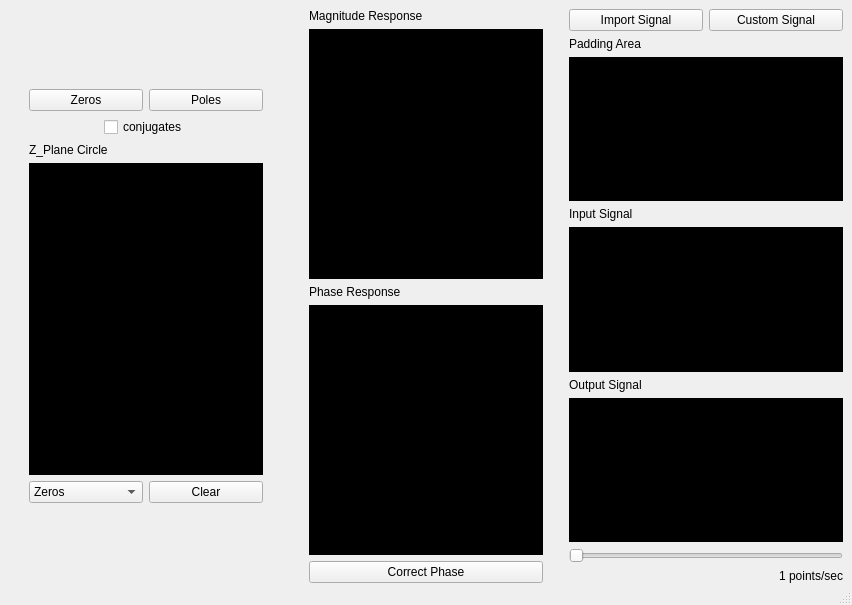
Old version of the form mainWindow.ui in the repository joyou159/Realtime_Digital_Filter_Design.
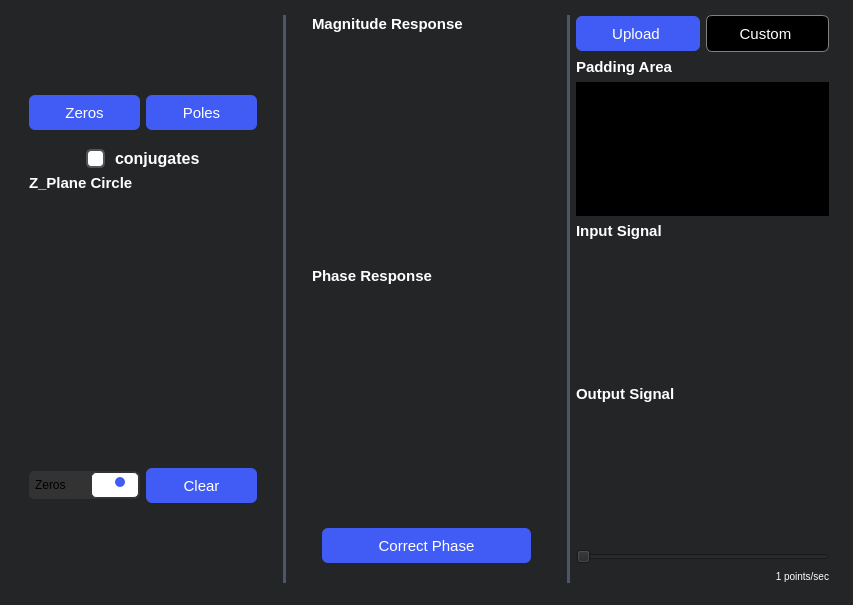
New version of the form. Custom widgets are drawn as their Qt base class.

```diff
--- a/mainWindow.ui
+++ b/mainWindow.ui
@@ -6,23 +6,26 @@
    <rect>
     <x>0</x>
     <y>0</y>
-    <width>852</width>
+    <width>853</width>
     <height>605</height>
    </rect>
   </property>
   <property name="windowTitle">
    <string>MainWindow</string>
   </property>
+  <property name="styleSheet">
+   <string notr="true">background-color: #242526;</string>
+  </property>
   <widget class="QWidget" name="centralwidget">
    <layout class="QHBoxLayout" name="horizontalLayout_6">
     <property name="topMargin">
-     <number>9</number>
+     <number>15</number>
     </property>
     <property name="bottomMargin">
      <number>0</number>
     </property>
     <item>
-     <layout class="QHBoxLayout" name="horizontalLayout_5" stretch="2,2,2">
+     <layout class="QHBoxLayout" name="horizontalLayout_5" stretch="2,0,2,0,2">
       <property name="bottomMargin">
        <number>0</number>
       </property>
@@ -51,6 +54,41 @@
          <layout class="QHBoxLayout" name="horizontalLayout">
           <item>
            <widget class="QPushButton" name="zerosButton">
+            <property name="styleSheet">
+             <string notr="true">QPushButton{
+  appearance: button;
+  backface-visibility: hidden;
+  background-color: #405cf5;
+  border-radius: 6px;
+  border-width: 0;
+  box-shadow: rgba(50, 50, 93, .1) 0 0 0 1px inset,rgba(50, 50, 93, .1) 0 2px 5px 0,rgba(0, 0, 0, .07) 0 1px 1px 0;
+  box-sizing: border-box;
+  color: #fff;
+  cursor: pointer;
+  font-family: -apple-system,system-ui,&quot;Segoe UI&quot;,Roboto,&quot;Helvetica Neue&quot;,Ubuntu,sans-serif;
+  font-size: 15px;
+  height: 35px;
+  line-height: 1.15;
+
+  outline: none;
+  overflow: hidden;
+  padding: 0 5px;
+  position: relative;
+  text-align: center;
+  text-transform: none;
+  transform: translateZ(0);
+  transition: all .2s,box-shadow .08s ease-in;
+  touch-action: manipulation;
+  width:100px;
+}
+QPushButton:hover{
+background-color: #283999;
+}
+QPushButton:pressed{
+background-color: #1c2973;
+}
+</string>
+            </property>
             <property name="text">
              <string>Zeros</string>
             </property>
@@ -58,6 +96,41 @@
           </item>
           <item>
            <widget class="QPushButton" name="polesButton">
+            <property name="styleSheet">
+             <string notr="true">QPushButton{
+  appearance: button;
+  backface-visibility: hidden;
+  background-color: #405cf5;
+  border-radius: 6px;
+  border-width: 0;
+  box-shadow: rgba(50, 50, 93, .1) 0 0 0 1px inset,rgba(50, 50, 93, .1) 0 2px 5px 0,rgba(0, 0, 0, .07) 0 1px 1px 0;
+  box-sizing: border-box;
+  color: #fff;
+  cursor: pointer;
+  font-family: -apple-system,system-ui,&quot;Segoe UI&quot;,Roboto,&quot;Helvetica Neue&quot;,Ubuntu,sans-serif;
+  font-size: 15px;
+  height: 35px;
+  line-height: 1.15;
+
+  outline: none;
+  overflow: hidden;
+  padding: 0 5px;
+  position: relative;
+  text-align: center;
+  text-transform: none;
+  transform: translateZ(0);
+  transition: all .2s,box-shadow .08s ease-in;
+  touch-action: manipulation;
+  width:100px;
+}
+QPushButton:hover{
+background-color: #283999;
+}
+QPushButton:pressed{
+background-color: #1c2973;
+}
+</string>
+            </property>
             <property name="text">
              <string>Poles</string>
             </property>
@@ -82,6 +155,46 @@
           </item>
           <item>
            <widget class="QCheckBox" name="Conj_pair">
+            <property name="font">
+             <font>
+              <pointsize>12</pointsize>
+              <bold>true</bold>
+             </font>
+            </property>
+            <property name="styleSheet">
+             <string notr="true">QCheckBox {
+    spacing: 10px; /* Adjust the spacing between the checkbox and label */
+color:white;
+background: rgba(74, 74, 74, 0);
+margin-top: 12px;
+}
+
+QCheckBox::indicator {
+    width: 15px; /* Adjust the width of the checkbox indicator */
+    height: 15px; /* Adjust the height of the checkbox indicator */
+border-radius: 5px;
+}
+
+QCheckBox::indicator:unchecked {
+    border: 2px solid #555; /* Border color of the unchecked checkbox */
+    background-color: #fff; /* Background color of the unchecked checkbox */
+}
+
+QCheckBox::indicator:unchecked:hover {
+    border: 2px solid #777; /* Border color when the unchecked checkbox is hovered */
+}
+
+QCheckBox::indicator:checked {
+    border: 2px solid #192462; /* Border color of the checked checkbox */
+    background-color: #405cf5; /* Background color of the checked checkbox */
+}
+
+QCheckBox::indicator:checked:hover {
+    border: 2px solid #0C1231; /* Border color when the checked checkbox is hovered */
+    background-color: #2C40AB; /* Background color when the checked checkbox is hovered */
+}
+</string>
+            </property>
             <property name="text">
              <string>conjugates</string>
             </property>
@@ -104,6 +217,18 @@
         </item>
         <item>
          <widget class="QLabel" name="label">
+          <property name="font">
+           <font>
+            <pointsize>-1</pointsize>
+            <bold>true</bold>
+            <kerning>true</kerning>
+           </font>
+          </property>
+          <property name="styleSheet">
+           <string notr="true">color:white;
+font-size:15px;
+margin: 0 0 ;</string>
+          </property>
           <property name="text">
            <string>Z_Plane Circle </string>
           </property>
@@ -112,15 +237,67 @@
         <item>
          <widget class="PlotWidget" name="zPlane" native="true">
           <property name="styleSheet">
-           <string notr="true">background-color: rgb(0, 0, 0);
-</string>
+           <string notr="true">border-radius: 6px;
+background: rgba(74, 74, 74, 0);</string>
           </property>
          </widget>
         </item>
         <item>
          <layout class="QHBoxLayout" name="horizontalLayout_2">
+          <property name="topMargin">
+           <number>10</number>
+          </property>
           <item>
            <widget class="QComboBox" name="Clear_selection">
+            <property name="styleSheet">
+             <string notr="true">.QComboBox {
+  width: 35px;
+  background-color: #333;
+  border: 1px solid #333;  /* Change border color to a dark color that complements the theme */
+  border-radius: 5px;
+  padding: 5px;
+  cursor: pointer;
+}
+
+.QComboBox::down-arrow {
+  width: 10px;
+  height: 10px;
+  background-color: #405cf5;  /* Change arrow background color to a dark color */
+  border-radius: 5px;
+  position: absolute;
+  right: -10px;
+  bottom: 5px;
+  cursor: pointer;
+}
+
+.QComboBox::down-arrow:hover {
+  background-color: #555;  /* Change arrow background color when hovering */
+}
+
+.QComboBox::drop-down {
+  width: 40px;
+  background-color: white;
+  border: 1px solid #333;  /* Change drop-down border color to a dark color */
+  border-radius: 5px;
+  padding: 3px 3px;
+  cursor: pointer;
+}
+
+.QComboBox::item {
+  height: 20px;
+  padding: 5px;
+  cursor: pointer;
+}
+
+.QComboBox::item:selected {
+  background-color: #333;  /* Change selected item background color to a dark color */
+}
+
+.QComboBox {
+  box-shadow: 0 1px 3px rgba(0, 0, 0, 0.12), 0 1px 2px rgba(0, 0, 0, 0.24);
+}
+</string>
+            </property>
             <item>
              <property name="text">
               <string>Zeros</string>
@@ -140,6 +317,41 @@
           </item>
           <item>
            <widget class="QPushButton" name="clear_button">
+            <property name="styleSheet">
+             <string notr="true">QPushButton{
+  appearance: button;
+  backface-visibility: hidden;
+  background-color: #405cf5;
+  border-radius: 6px;
+  border-width: 0;
+  box-shadow: rgba(50, 50, 93, .1) 0 0 0 1px inset,rgba(50, 50, 93, .1) 0 2px 5px 0,rgba(0, 0, 0, .07) 0 1px 1px 0;
+  box-sizing: border-box;
+  color: #fff;
+  cursor: pointer;
+  font-family: -apple-system,system-ui,&quot;Segoe UI&quot;,Roboto,&quot;Helvetica Neue&quot;,Ubuntu,sans-serif;
+  font-size: 15px;
+  height: 35px;
+  line-height: 1.15;
+
+  outline: none;
+  overflow: hidden;
+  padding: 0.3px;
+  position: relative;
+  text-align: center;
+  text-transform: none;
+  transform: translateZ(0);
+  transition: all .2s,box-shadow .08s ease-in;
+  touch-action: manipulation;
+  width:100px;
+}
+QPushButton:hover{
+background-color: #283999;
+}
+QPushButton:pressed{
+background-color: #1c2973;
+}
+</string>
+            </property>
             <property name="text">
              <string>Clear</string>
             </property>
@@ -162,8 +374,41 @@
         </item>
        </layout>
       </item>
+      <item>
+       <widget class="Line" name="line">
+        <property name="styleSheet">
+         <string notr="true">/* Line style */
+
+  /* Set the width of the line */
+  width: 20px;
+
+  /* Set the height of the line */
+  height: 5px;
+
+  /* Set the background color of the line */
+  background-color:rgb(77, 86, 105);
+
+  /* Set the border of the line */
+  border: 10px;
+
+  /* Set the border radius of the line */
+  border-radius:5px;
+
+
+
+
+</string>
+        </property>
+        <property name="orientation">
+         <enum>Qt::Vertical</enum>
+        </property>
+       </widget>
+      </item>
       <item>
        <layout class="QVBoxLayout" name="verticalLayout_2" stretch="0,4,0,4,0">
+        <property name="spacing">
+         <number>10</number>
+        </property>
         <property name="leftMargin">
          <number>20</number>
         </property>
@@ -171,10 +416,21 @@
          <number>20</number>
         </property>
         <property name="bottomMargin">
-         <number>0</number>
+         <number>10</number>
         </property>
         <item>
          <widget class="QLabel" name="label_2">
+          <property name="font">
+           <font>
+            <pointsize>-1</pointsize>
+            <bold>true</bold>
+           </font>
+          </property>
+          <property name="styleSheet">
+           <string notr="true">color:white;
+font-size:15px;
+margin: 0 0 ;</string>
+          </property>
           <property name="text">
            <string>Magnitude Response</string>
           </property>
@@ -183,12 +439,24 @@
         <item>
          <widget class="PlotWidget" name="magPlot" native="true">
           <property name="styleSheet">
-           <string notr="true">background-color: rgb(0, 0, 0);</string>
+           <string notr="true">border-radius: 6px;
+background: rgba(74, 74, 74, 0);</string>
           </property>
          </widget>
         </item>
         <item>
          <widget class="QLabel" name="label_3">
+          <property name="font">
+           <font>
+            <pointsize>-1</pointsize>
+            <bold>true</bold>
+           </font>
+          </property>
+          <property name="styleSheet">
+           <string notr="true">color:white;
+font-size:15px;
+margin: 0 0 ;</string>
+          </property>
           <property name="text">
            <string>Phase Response</string>
           </property>
@@ -197,13 +465,49 @@
         <item>
          <widget class="PlotWidget" name="phasePlot" native="true">
           <property name="styleSheet">
-           <string notr="true">background-color: rgb(0, 0, 0);
-</string>
+           <string notr="true">border-radius: 6px;
+background: rgba(74, 74, 74, 0);</string>
           </property>
          </widget>
         </item>
         <item>
          <widget class="QPushButton" name="correctPhase">
+          <property name="styleSheet">
+           <string notr="true">QPushButton{
+  appearance: button;
+  backface-visibility: hidden;
+  background-color: #405cf5;
+  border-radius: 6px;
+  border-width: 0;
+  box-shadow: rgba(50, 50, 93, .1) 0 0 0 1px inset,rgba(50, 50, 93, .1) 0 2px 5px 0,rgba(0, 0, 0, .07) 0 1px 1px 0;
+  box-sizing: border-box;
+  color: #fff;
+  cursor: pointer;
+  font-family: -apple-system,system-ui,&quot;Segoe UI&quot;,Roboto,&quot;Helvetica Neue&quot;,Ubuntu,sans-serif;
+  font-size: 15px;
+  height: 35px;
+  line-height: 1.15;
+
+  outline: none;
+  overflow: hidden;
+  padding: 0 5px;
+  position: relative;
+  text-align: center;
+  text-transform: none;
+  transform: translateZ(0);
+  transition: all .2s,box-shadow .08s ease-in;
+  touch-action: manipulation;
+  width:100px;
+margin: 10px;
+}
+QPushButton:hover{
+background-color: #283999;
+}
+QPushButton:pressed{
+background-color: #1c2973;
+}
+</string>
+          </property>
           <property name="text">
            <string>Correct Phase</string>
           </property>
@@ -211,24 +515,124 @@
         </item>
        </layout>
       </item>
+      <item>
+       <widget class="Line" name="line_2">
+        <property name="styleSheet">
+         <string notr="true">/* Line style */
+
+  /* Set the width of the line */
+  width: 20px;
+
+  /* Set the height of the line */
+  height: 5px;
+
+  /* Set the background color of the line */
+  background-color:rgb(77, 86, 105);
+
+  /* Set the border of the line */
+  border: 10px;
+
+  /* Set the border radius of the line */
+  border-radius:5px;
+
+
+
+
+</string>
+        </property>
+        <property name="orientation">
+         <enum>Qt::Vertical</enum>
+        </property>
+       </widget>
+      </item>
       <item>
        <layout class="QVBoxLayout" name="verticalLayout_4" stretch="1,0,4,0,4,0,4,0,0">
+        <property name="topMargin">
+         <number>0</number>
+        </property>
+        <property name="rightMargin">
+         <number>15</number>
+        </property>
         <item>
          <layout class="QHBoxLayout" name="horizontalLayout_4">
           <item>
            <widget class="QPushButton" name="importSignal">
             <property name="styleSheet">
-             <string notr="true"/>
+             <string notr="true">QPushButton{
+  appearance: button;
+  backface-visibility: hidden;
+  background-color: #405cf5;
+  border-radius: 6px;
+  border-width: 0;
+padding: 6px;
+  box-shadow: rgba(50, 50, 93, .1) 0 0 0 1px inset,rgba(50, 50, 93, .1) 0 2px 5px 0,rgba(0, 0, 0, .07) 0 1px 1px 0;
+  box-sizing: border-box;
+  color: #fff;
+  cursor: pointer;
+  font-family: -apple-system,system-ui,&quot;Segoe UI&quot;,Roboto,&quot;Helvetica Neue&quot;,Ubuntu,sans-serif;
+  font-size: 15px;
+  height: 35px;
+  line-height: 1.15;
+
+  outline: none;
+  overflow: hidden;
+  padding: 0 5px;
+  position: relative;
+  text-align: center;
+  text-transform: none;
+  transform: translateZ(0);
+  transition: all .2s,box-shadow .08s ease-in;
+  touch-action: manipulation;
+  width:100px;
+}
+QPushButton:hover{
+background-color: #283999;
+}
+QPushButton:pressed{
+background-color: #1c2973;
+}
+</string>
             </property>
             <property name="text">
-             <string>Import Signal</string>
+             <string>Upload </string>
             </property>
            </widget>
           </item>
           <item>
            <widget class="QPushButton" name="customSignal">
+            <property name="styleSheet">
+             <string notr="true">QPushButton{
+  appearance: button;
+  backface-visibility: hidden;
+  background-color: #000;
+  border: 1px solid gray;
+  border-radius: 6px;
+
+padding: 6px;
+  box-shadow: rgba(50, 50, 93, .1) 0 0 0 1px inset,rgba(50, 50, 93, .1) 0 2px 5px 0,rgba(0, 0, 0, .07) 0 1px 1px 0;
+  box-sizing: border-box;
+  color: #fff;
+  cursor: pointer;
+  font-family: -apple-system,system-ui,&quot;Segoe UI&quot;,Roboto,&quot;Helvetica Neue&quot;,Ubuntu,sans-serif;
+  font-size: 15px;
+  height: 35px;
+  line-height: 1.15;
+
+  outline: none;
+  overflow: hidden;
+  padding: 0 5px;
+  position: relative;
+  text-align: center;
+  text-transform: none;
+  transform: translateZ(0);
+  transition: all .2s,box-shadow .08s ease-in;
+  touch-action: manipulation;
+  width:100px;
+}
+</string>
+            </property>
             <property name="text">
-             <string>Custom Signal</string>
+             <string>Custom </string>
             </property>
            </widget>
           </item>
@@ -236,6 +640,17 @@
         </item>
         <item>
          <widget class="QLabel" name="label_4">
+          <property name="font">
+           <font>
+            <pointsize>-1</pointsize>
+            <bold>true</bold>
+           </font>
+          </property>
+          <property name="styleSheet">
+           <string notr="true">color:white;
+font-size:15px;
+margin: 0 0 ;</string>
+          </property>
           <property name="text">
            <string>Padding Area</string>
           </property>
@@ -251,6 +666,17 @@
         </item>
         <item>
          <widget class="QLabel" name="label_5">
+          <property name="font">
+           <font>
+            <pointsize>-1</pointsize>
+            <bold>true</bold>
+           </font>
+          </property>
+          <property name="styleSheet">
+           <string notr="true">color:white;
+font-size:15px;
+margin: 0 0 ;</string>
+          </property>
           <property name="text">
            <string>Input Signal</string>
           </property>
@@ -259,13 +685,24 @@
         <item>
          <widget class="PlotWidget" name="inputSignal" native="true">
           <property name="styleSheet">
-           <string notr="true">background-color: rgb(0, 0, 0);
-</string>
+           <string notr="true">border-radius: 6px;
+background: rgba(74, 74, 74, 0);</string>
           </property>
          </widget>
         </item>
         <item>
          <widget class="QLabel" name="label_6">
+          <property name="font">
+           <font>
+            <pointsize>-1</pointsize>
+            <bold>true</bold>
+           </font>
+          </property>
+          <property name="styleSheet">
+           <string notr="true">color:white;
+font-size:15px;
+margin: 0 0 ;</string>
+          </property>
           <property name="text">
            <string>Output Signal</string>
           </property>
@@ -274,8 +711,8 @@
         <item>
          <widget class="PlotWidget" name="outputSignal" native="true">
           <property name="styleSheet">
-           <string notr="true">background-color: rgb(0, 0, 0);
-</string>
+           <string notr="true">border-radius: 6px;
+background: rgba(74, 74, 74, 0);</string>
           </property>
          </widget>
         </item>
@@ -288,6 +725,11 @@
         </item>
         <item>
          <widget class="QLabel" name="numOfPoints">
+          <property name="styleSheet">
+           <string notr="true">color:white;
+font-size:10px;
+margin: 0 0 ;</string>
+          </property>
           <property name="text">
            <string>1 points/sec</string>
           </property>
```
Left out of the diff: 2 changed lines with no effect on the pictures.
